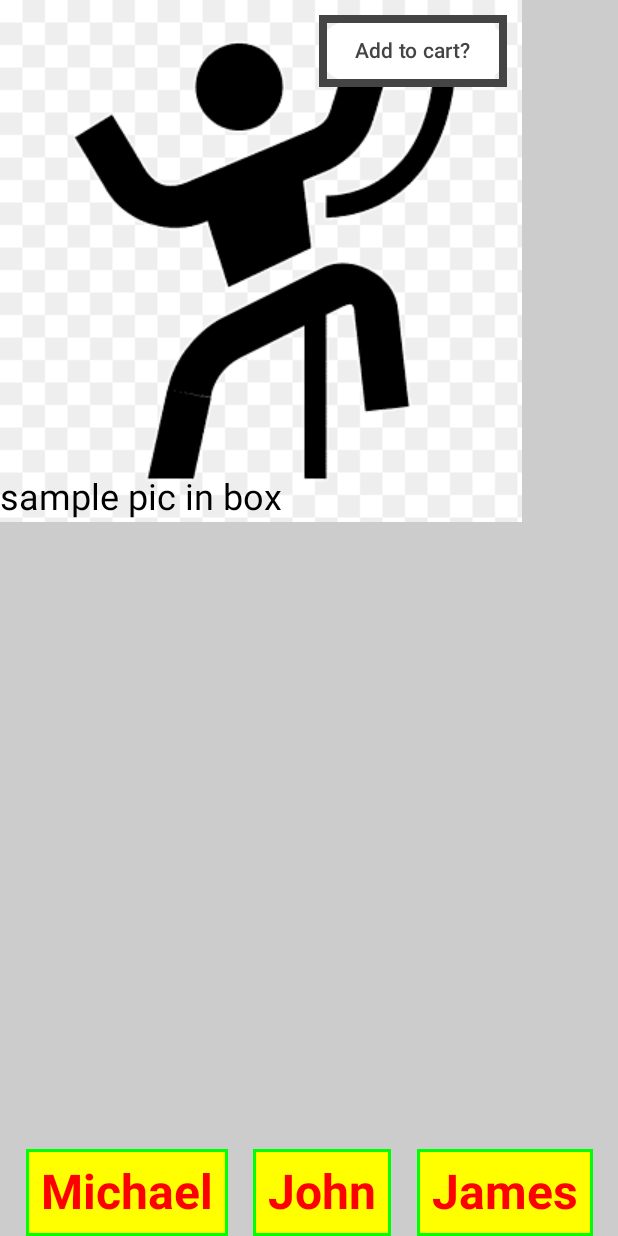
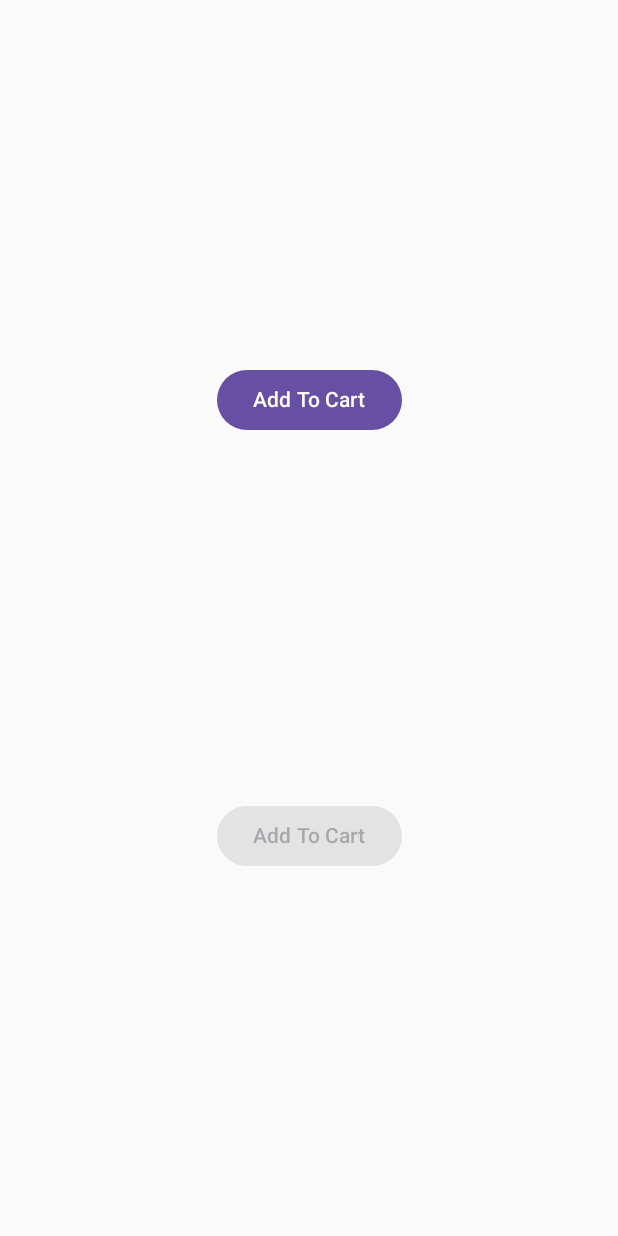
Before and after one commit to mjohnsonatx/compose, an Android app built with Jetpack Compose: the screen it shows after launch (MainActivity), on a phone screen of 412 x 824 dp. Run offline under Robolectric (Android 15) with nearby library versions, the phone set to English and light mode, and no system bars.

Commit message:
Compose Lesson 5, buttons

```diff
--- a/app/src/main/java/com/example/compose/MainActivity.kt
+++ b/app/src/main/java/com/example/compose/MainActivity.kt
@@ -1,6 +1,7 @@
 package com.example.compose
 
 import android.os.Bundle
+import android.widget.Toast
 import androidx.activity.ComponentActivity
 import androidx.activity.compose.setContent
 import androidx.compose.foundation.Image
@@ -26,6 +27,7 @@ import androidx.compose.ui.Alignment
 import androidx.compose.ui.Modifier
 import androidx.compose.ui.graphics.Color
 import androidx.compose.ui.graphics.RectangleShape
+import androidx.compose.ui.platform.LocalContext
 import androidx.compose.ui.res.painterResource
 import androidx.compose.ui.text.font.FontWeight
 import androidx.compose.ui.text.style.TextAlign
@@ -43,6 +45,31 @@ class MainActivity : ComponentActivity() {
         }
     }
 }
+
+@Composable
+fun ButtonDemo(){
+    val context = LocalContext.current
+    Button(onClick = {
+        Toast.makeText(
+            context,
+            "Clicked",
+            Toast.LENGTH_SHORT)
+            .show()}) {
+        Text(text = "Add To Cart")
+    }
+
+    Button(onClick = {
+        Toast.makeText(
+            context,
+            "Clicked",
+            Toast.LENGTH_SHORT)
+            .show()},
+        enabled = false) {
+        Text(text = "Add To Cart")
+    }
+
+}
+
 
 @Composable
 fun BoxExample(){
@@ -132,36 +159,36 @@ fun BoxExample2(){
     }
 }
 
-@Composable
-fun BoxExample3(){
-    Box {
-        Image(
-            painter = painterResource(id = R.drawable.climbing_pose),
-            contentDescription = "sample pic")
-        Text(
-            text = "sample pic in box",
-            style = MaterialTheme.typography.headlineSmall,
-            color = Color.Black,
-            modifier = Modifier
-                .align(Alignment.BottomStart)
-        )
-
-        Button(
-            onClick = {},
-            colors = ButtonDefaults.textButtonColors(
-                contentColor = Color.DarkGray,
-                containerColor = Color.White
-            ),
-            modifier = Modifier
-                .align(Alignment.TopEnd)
-                .padding(10.dp)
-                .border(5.dp, Color.DarkGray, RectangleShape)
-            ) {
-            Text("Add to cart?")
-        }
-
-    }
-}
+//@Composable
+//fun BoxExample3(){
+//    Box {
+//        Image(
+//            painter = painterResource(id = R.drawable.climbing_pose),
+//            contentDescription = "sample pic")
+//        Text(
+//            text = "sample pic in box",
+//            style = MaterialTheme.typography.headlineSmall,
+//            color = Color.Black,
+//            modifier = Modifier
+//                .align(Alignment.BottomStart)
+//        )
+//
+//        Button(
+//            onClick = {},
+//            colors = ButtonDefaults.textButtonColors(
+//                contentColor = Color.DarkGray,
+//                containerColor = Color.White
+//            ),
+//            modifier = Modifier
+//                .align(Alignment.TopEnd)
+//                .padding(10.dp)
+//                .border(5.dp, Color.DarkGray, RectangleShape)
+//            ) {
+//            Text("Add to cart?")
+//        }
+//
+//    }
+//}
 
 @Composable
 fun Greeting(name: String, modifier: Modifier = Modifier) {
@@ -183,20 +210,28 @@ fun Greeting(name: String, modifier: Modifier = Modifier) {
 @Composable
 fun AppUI() {
 
-    Row(
-        modifier = Modifier
-            .background(color = Color.LightGray)
-            .fillMaxSize(),
-        verticalAlignment = Alignment.Bottom,
-        horizontalArrangement = Arrangement.SpaceEvenly,
-
+    Column(
+        verticalArrangement = Arrangement.SpaceEvenly,
+        horizontalAlignment = Alignment.CenterHorizontally,
+        modifier = Modifier.fillMaxSize()
     ) {
-        Greeting("Michael")
-        Greeting("John")
-        Greeting("James")
+        ButtonDemo()
     }
 
-    BoxExample3()
+//    Row(
+//        modifier = Modifier
+//            .background(color = Color.LightGray)
+//            .fillMaxSize(),
+//        verticalAlignment = Alignment.Bottom,
+//        horizontalArrangement = Arrangement.SpaceEvenly,
+//
+//    ) {
+//        Greeting("Michael")
+//        Greeting("John")
+//        Greeting("James")
+//    }
+
+//    BoxExample3()
 
     //BoxExample2()
 }
```
